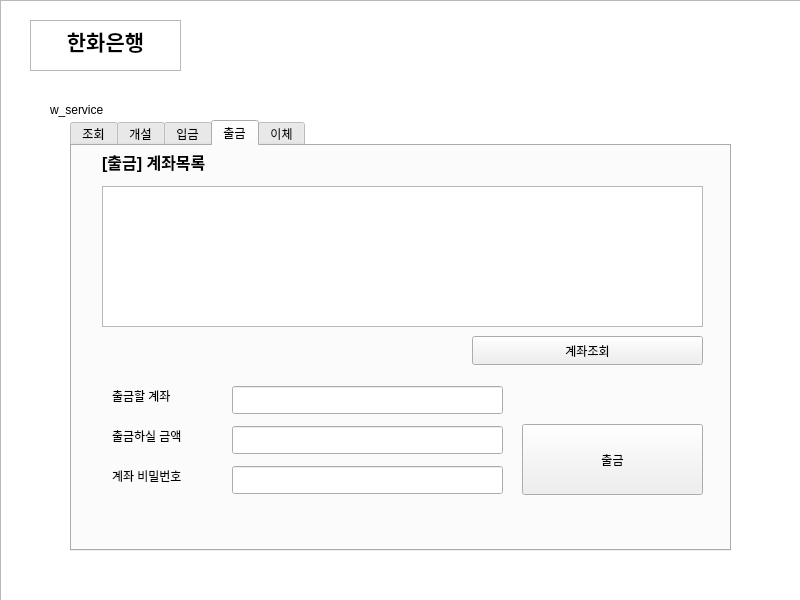
First picture: the form in bank.ui, repository smleew/Qt_BankSystem, before the edit.
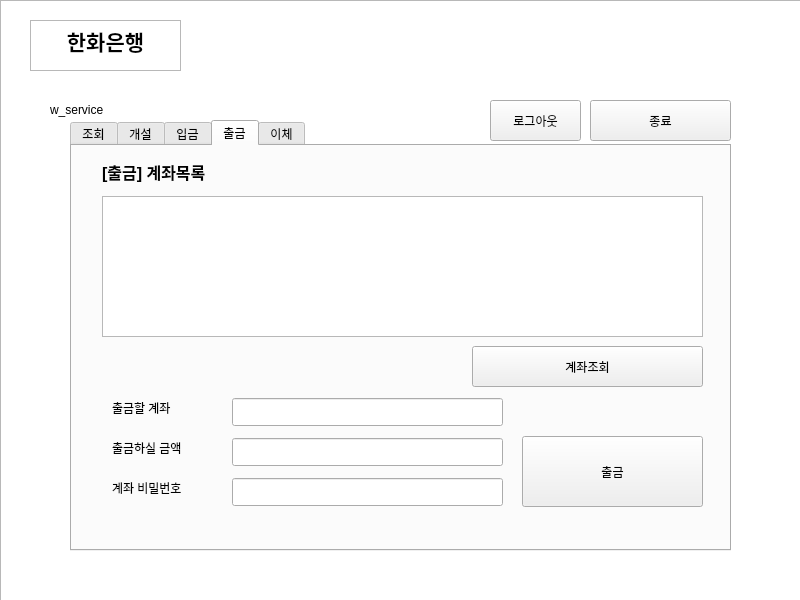
Second picture: the form after the edit. The open tabs and pages were chosen to show the change.

Patch:
```diff
--- a/bank.ui
+++ b/bank.ui
@@ -563,7 +563,7 @@
        <property name="geometry">
         <rect>
          <x>40</x>
-         <y>280</y>
+         <y>292</y>
          <width>101</width>
          <height>20</height>
         </rect>
@@ -576,7 +576,7 @@
        <property name="geometry">
         <rect>
          <x>30</x>
-         <y>40</y>
+         <y>50</y>
          <width>601</width>
          <height>141</height>
         </rect>
@@ -586,7 +586,7 @@
        <property name="geometry">
         <rect>
          <x>30</x>
-         <y>0</y>
+         <y>10</y>
          <width>151</width>
          <height>31</height>
         </rect>
@@ -605,7 +605,7 @@
        <property name="geometry">
         <rect>
          <x>160</x>
-         <y>240</y>
+         <y>252</y>
          <width>271</width>
          <height>28</height>
         </rect>
@@ -618,20 +618,23 @@
        <property name="geometry">
         <rect>
          <x>400</x>
-         <y>190</y>
+         <y>200</y>
          <width>231</width>
-         <height>29</height>
+         <height>41</height>
         </rect>
        </property>
        <property name="text">
         <string>계좌조회</string>
        </property>
+       <property name="autoDefault">
+        <bool>true</bool>
+       </property>
       </widget>
       <widget class="QPushButton" name="btn_withdraw">
        <property name="geometry">
         <rect>
          <x>450</x>
-         <y>278</y>
+         <y>290</y>
          <width>181</width>
          <height>71</height>
         </rect>
@@ -639,12 +642,15 @@
        <property name="text">
         <string>출금</string>
        </property>
+       <property name="autoDefault">
+        <bool>true</bool>
+       </property>
       </widget>
       <widget class="QLabel" name="label_20">
        <property name="geometry">
         <rect>
          <x>40</x>
-         <y>240</y>
+         <y>252</y>
          <width>101</width>
          <height>20</height>
         </rect>
@@ -657,7 +663,7 @@
        <property name="geometry">
         <rect>
          <x>160</x>
-         <y>280</y>
+         <y>292</y>
          <width>271</width>
          <height>28</height>
         </rect>
@@ -670,7 +676,7 @@
        <property name="geometry">
         <rect>
          <x>40</x>
-         <y>320</y>
+         <y>332</y>
          <width>101</width>
          <height>20</height>
         </rect>
@@ -683,7 +689,7 @@
        <property name="geometry">
         <rect>
          <x>160</x>
-         <y>320</y>
+         <y>332</y>
          <width>271</width>
          <height>28</height>
         </rect>
@@ -691,6 +697,9 @@
        <property name="text">
         <string/>
        </property>
+       <property name="echoMode">
+        <enum>QLineEdit::EchoMode::Password</enum>
+       </property>
       </widget>
      </widget>
      <widget class="QWidget" name="w_sendMoney">
@@ -871,6 +880,38 @@
       <string>w_service</string>
      </property>
     </widget>
+    <widget class="QPushButton" name="btn_logout">
+     <property name="geometry">
+      <rect>
+       <x>460</x>
+       <y>10</y>
+       <width>91</width>
+       <height>41</height>
+      </rect>
+     </property>
+     <property name="text">
+      <string>로그아웃</string>
+     </property>
+     <property name="autoDefault">
+      <bool>true</bool>
+     </property>
+    </widget>
+    <widget class="QPushButton" name="btn_exit">
+     <property name="geometry">
+      <rect>
+       <x>560</x>
+       <y>10</y>
+       <width>141</width>
+       <height>41</height>
+      </rect>
+     </property>
+     <property name="text">
+      <string>종료</string>
+     </property>
+     <property name="autoDefault">
+      <bool>true</bool>
+     </property>
+    </widget>
    </widget>
   </widget>
   <widget class="QGraphicsView" name="background">
```
Left out of the diff: 74 changed lines with no effect on the pictures.
